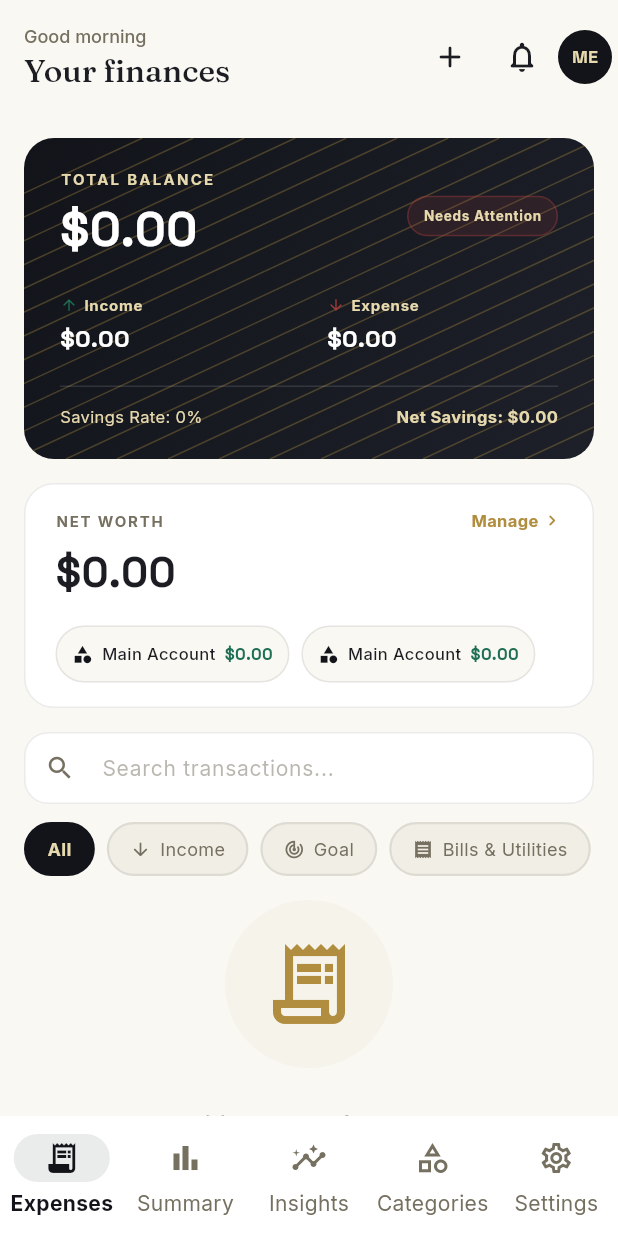
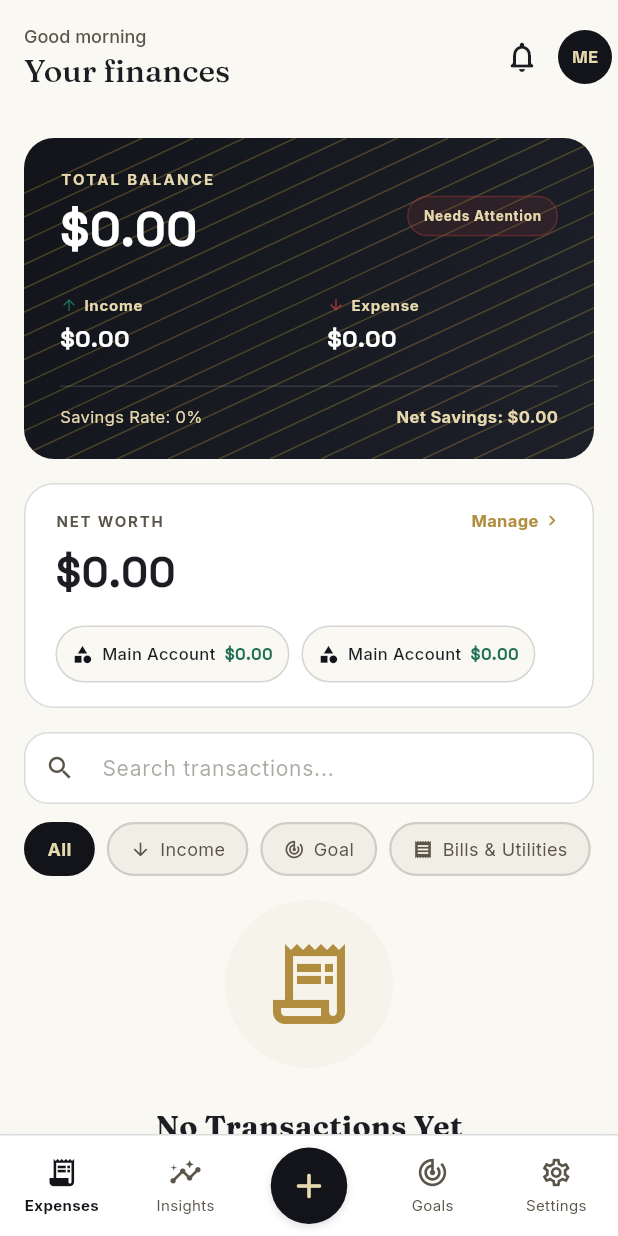
Before and after one commit to Maruf1803016/Expense_Tracker, a Flutter app: the screen it shows once a user with an empty profile is signed in, on a phone screen of 412 x 824 dp. Run offline on Flutter 3.47's test engine with Material 3 defaults, Android fonts, the phone set to English and light mode, and no system bars; our stand-ins replace cloud_firestore, confetti, csv, equatable, firebase_auth, firebase_core and 7 more; accounts and stored records are empty.

Commit message:
feat: complete Batch v4 navigation redesign, contrast adjustments, and exception serialization

```diff
--- a/lib/core/error/exceptions.dart
+++ b/lib/core/error/exceptions.dart
@@ -2,10 +2,16 @@
 class ServerException implements Exception {
   final String message;
   const ServerException([this.message = 'A server error occurred.']);
+
+  @override
+  String toString() => message;
 }
 
 /// Exception class for local storage or cache failures.
 class CacheException implements Exception {
   final String message;
   const CacheException([this.message = 'A cache error occurred.']);
+
+  @override
+  String toString() => message;
 }
--- a/lib/core/theme/app_theme.dart
+++ b/lib/core/theme/app_theme.dart
@@ -15,8 +15,8 @@ class AppTheme {
   static const Color goldSoft = Color(0xFFE7D9AE);   // light gold, used on dark ink surfaces
   static const Color goldLine = Color(0x59B08D3F);   // hairline pattern on balance card, ~35% opacity
   static const Color textDark = Color(0xFF1B1D22);   // primary text on light backgrounds
-  static const Color muted = Color(0xFF767061);      // secondary/muted text
-  static const Color line = Color(0x171B1D22);       // hairline borders, ~9% opacity
+  static const Color muted = Color(0xFF5A5548);      // secondary/muted text, darkened to satisfy WCAG AA contrast (was 767061)
+  static const Color line = Color(0x291B1D22);       // hairline borders, increased from ~9% to ~16% opacity (was 171B1D22)
   static const Color emerald = Color(0xFF1E6F55);    // income / positive
   static const Color brick = Color(0xFFA23B3B);      // expense / negative / over-budget
 
--- a/lib/features/analytics/presentation/pages/insights_page.dart
+++ b/lib/features/analytics/presentation/pages/insights_page.dart
@@ -9,7 +9,6 @@ import 'package:expense_tracker/features/analytics/presentation/providers/financ
 import 'package:expense_tracker/features/analytics/presentation/widgets/trend_line_chart.dart';
 import 'package:expense_tracker/features/alerts/presentation/providers/smart_alerts_provider.dart';
 import 'package:expense_tracker/features/alerts/domain/entities/smart_alert.dart';
-import 'package:expense_tracker/features/plan/presentation/widgets/plans_tab_view.dart';
 
 class InsightsPage extends StatefulWidget {
   const InsightsPage({super.key});
@@ -31,33 +30,9 @@ class _InsightsPageState extends State<InsightsPage> {
 
   @override
   Widget build(BuildContext context) {
-    return DefaultTabController(
-      length: 2,
-      child: Scaffold(
-        backgroundColor: AppTheme.paper,
-        appBar: PreferredSize(
-          preferredSize: const Size.fromHeight(48),
-          child: Container(
-            color: AppTheme.paper,
-            child: TabBar(
-              tabs: [
-                Tab(child: Text('Analytics', style: GoogleFonts.fraunces(fontSize: 15, fontWeight: FontWeight.bold))),
-                Tab(child: Text('Goals', style: GoogleFonts.fraunces(fontSize: 15, fontWeight: FontWeight.bold))),
-              ],
-              indicatorColor: AppTheme.ink,
-              labelColor: AppTheme.ink,
-              unselectedLabelColor: AppTheme.muted,
-              dividerColor: AppTheme.line,
-            ),
-          ),
-        ),
-        body: TabBarView(
-          children: [
-            _buildAnalyticsContent(context),
-            const PlansTabView(),
-          ],
-        ),
-      ),
+    return Scaffold(
+      backgroundColor: AppTheme.paper,
+      body: _buildAnalyticsContent(context),
     );
   }
 
--- a/lib/features/settings/presentation/pages/settings_page.dart
+++ b/lib/features/settings/presentation/pages/settings_page.dart
@@ -13,6 +13,7 @@ import 'package:expense_tracker/features/export/presentation/providers/export_pr
 import 'package:expense_tracker/features/account/presentation/providers/account_provider.dart';
 import 'package:expense_tracker/features/category/presentation/providers/category_provider.dart';
 import 'package:expense_tracker/features/account/domain/entities/account.dart';
+import 'package:expense_tracker/features/category/presentation/pages/category_management_page.dart';
 import 'package:google_fonts/google_fonts.dart';
 
 class SettingsPage extends StatelessWidget {
@@ -96,6 +97,18 @@ class SettingsPage extends StatelessWidget {
                   Navigator.push(
                     context,
                     MaterialPageRoute(builder: (_) => const AccountsManagementPage()),
+                  );
+                },
+              ),
+              const Divider(height: 1),
+              ListTile(
+                leading: const Icon(Icons.category_outlined),
+                title: const Text('Manage Categories'),
+                trailing: const Icon(Icons.chevron_right),
+                onTap: () {
+                  Navigator.push(
+                    context,
+                    MaterialPageRoute(builder: (_) => const CategoryManagementPage()),
                   );
                 },
               ),
--- a/lib/shared/presentation/pages/home_page.dart
+++ b/lib/shared/presentation/pages/home_page.dart
@@ -2,16 +2,12 @@ import 'package:flutter/material.dart';
 import 'package:google_fonts/google_fonts.dart';
 import 'package:provider/provider.dart';
 import 'package:expense_tracker/features/auth/presentation/providers/auth_provider.dart';
-import 'package:expense_tracker/features/expense/presentation/providers/expense_provider.dart';
 import 'package:expense_tracker/features/expense/presentation/pages/expense_list_page.dart';
-import 'package:expense_tracker/features/expense/presentation/pages/monthly_summary_page.dart';
-import 'package:expense_tracker/features/category/presentation/pages/category_management_page.dart';
 import 'package:expense_tracker/features/analytics/presentation/pages/insights_page.dart';
 import 'package:expense_tracker/features/expense/presentation/pages/add_expense_page.dart';
 import 'package:expense_tracker/features/settings/presentation/pages/settings_page.dart';
 import 'package:expense_tracker/core/theme/app_theme.dart';
-import 'package:expense_tracker/features/category/presentation/providers/category_provider.dart';
-import 'package:expense_tracker/features/plan/presentation/providers/plan_provider.dart';
+import 'package:expense_tracker/features/plan/presentation/widgets/plans_tab_view.dart';
 
 class HomePage extends StatefulWidget {
   const HomePage({super.key});
@@ -25,9 +21,8 @@ class _HomePageState extends State<HomePage> {
 
   final List<Widget> _pages = const [
     ExpenseListPage(),
-    MonthlySummaryPage(),
     InsightsPage(),
-    CategoryManagementPage(),
+    PlansTabView(),
     SettingsPage(),
   ];
 
@@ -60,9 +55,39 @@ class _HomePageState extends State<HomePage> {
   }
 
 
+  Widget _buildNavItem(int index, IconData outlineIcon, IconData solidIcon, String label) {
+    final isSelected = _currentIndex == index;
+    final color = isSelected ? AppTheme.ink : AppTheme.muted;
+
+    return Expanded(
+      child: InkWell(
+        onTap: () => _onTabTapped(index),
+        child: Column(
+          mainAxisAlignment: MainAxisAlignment.center,
+          children: [
+            Icon(
+              isSelected ? solidIcon : outlineIcon,
+              color: color,
+              size: 22,
+            ),
+            const SizedBox(height: 4),
+            Text(
+              label,
+              style: GoogleFonts.inter(
+                color: color,
+                fontSize: 10,
+                fontWeight: isSelected ? FontWeight.bold : FontWeight.normal,
+              ),
+            ),
+          ],
+        ),
+      ),
+    );
+  }
+
   @override
   Widget build(BuildContext context) {
-    final titles = ['Expenses', 'Summary', 'Insights', 'Categories', 'Settings'];
+    final titles = ['Expenses', 'Insights', 'Goals', 'Settings'];
     final user = context.watch<AuthProvider>().user;
     final displayName = user?.displayName?.trim();
     final hasDisplayName = displayName != null && displayName.isNotEmpty;
@@ -99,11 +124,6 @@ class _HomePageState extends State<HomePage> {
             : Text(titles[_currentIndex]),
         actions: [
           if (isDashboard) ...[
-            IconButton(
-              tooltip: 'Add Transaction',
-              icon: const Icon(Icons.add_rounded),
-              onPressed: _openAddExpense,
-            ),
             IconButton(
               tooltip: 'Notifications',
               icon: const Icon(Icons.notifications_none_rounded),
@@ -149,38 +169,56 @@ class _HomePageState extends State<HomePage> {
       ),
       body: _pages[_currentIndex],
 
-      bottomNavigationBar: NavigationBar(
-        backgroundColor: AppTheme.paperCard,
-        indicatorColor: AppTheme.line,
-        selectedIndex: _currentIndex,
-        onDestinationSelected: _onTabTapped,
-        destinations: [
-          NavigationDestination(
-            icon: Icon(Icons.receipt_long_outlined, color: _currentIndex == 0 ? AppTheme.ink : AppTheme.muted),
-            selectedIcon: const Icon(Icons.receipt_long, color: AppTheme.ink),
-            label: 'Expenses',
+      bottomNavigationBar: Container(
+        height: 68 + MediaQuery.of(context).padding.bottom,
+        decoration: BoxDecoration(
+          color: AppTheme.paperCard,
+          border: const Border(
+            top: BorderSide(color: AppTheme.line),
           ),
-          NavigationDestination(
-            icon: Icon(Icons.bar_chart_outlined, color: _currentIndex == 1 ? AppTheme.ink : AppTheme.muted),
-            selectedIcon: const Icon(Icons.bar_chart, color: AppTheme.ink),
-            label: 'Summary',
-          ),
-          NavigationDestination(
-            icon: Icon(Icons.insights_outlined, color: _currentIndex == 2 ? AppTheme.ink : AppTheme.muted),
-            selectedIcon: const Icon(Icons.insights, color: AppTheme.ink),
-            label: 'Insights',
-          ),
-          NavigationDestination(
-            icon: Icon(Icons.category_outlined, color: _currentIndex == 3 ? AppTheme.ink : AppTheme.muted),
-            selectedIcon: const Icon(Icons.category, color: AppTheme.ink),
-            label: 'Categories',
-          ),
-          NavigationDestination(
-            icon: Icon(Icons.settings_outlined, color: _currentIndex == 4 ? AppTheme.ink : AppTheme.muted),
-            selectedIcon: const Icon(Icons.settings, color: AppTheme.ink),
-            label: 'Settings',
-          ),
-        ],
+          boxShadow: [
+            BoxShadow(
+              color: Colors.black.withOpacity(0.02),
+              blurRadius: 10,
+              offset: const Offset(0, -3),
+            ),
+          ],
+        ),
+        padding: EdgeInsets.only(bottom: MediaQuery.of(context).padding.bottom),
+        child: Row(
+          children: [
+            _buildNavItem(0, Icons.receipt_long_outlined, Icons.receipt_long, 'Expenses'),
+            _buildNavItem(1, Icons.insights_outlined, Icons.insights, 'Insights'),
+            Expanded(
+              child: GestureDetector(
+                onTap: _openAddExpense,
+                child: Container(
+                  margin: const EdgeInsets.symmetric(vertical: 8),
+                  decoration: const BoxDecoration(
+                    color: AppTheme.ink,
+                    shape: BoxShape.circle,
+                    boxShadow: [
+                      BoxShadow(
+                        color: Colors.black12,
+                        blurRadius: 4,
+                        offset: Offset(0, 2),
+                      ),
+                    ],
+                  ),
+                  child: const Center(
+                    child: Icon(
+                      Icons.add_rounded,
+                      color: AppTheme.goldSoft,
+                      size: 28,
+                    ),
+                  ),
+                ),
+              ),
+            ),
+            _buildNavItem(2, Icons.track_changes_outlined, Icons.track_changes, 'Goals'),
+            _buildNavItem(3, Icons.settings_outlined, Icons.settings, 'Settings'),
+          ],
+        ),
       ),
     );
   }
```
